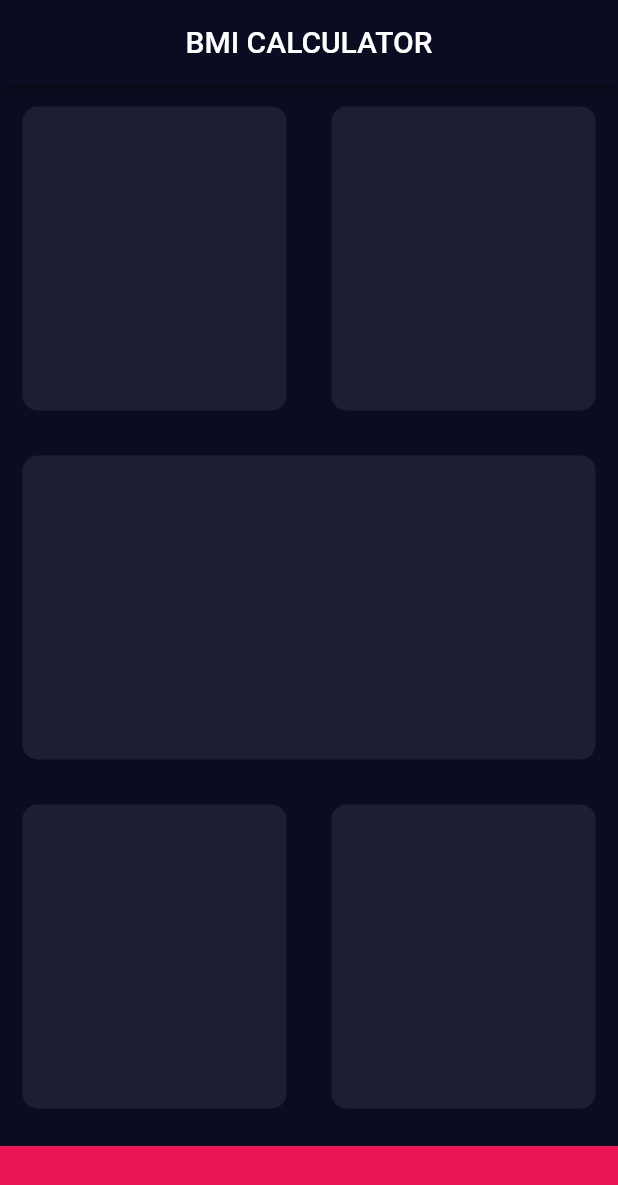
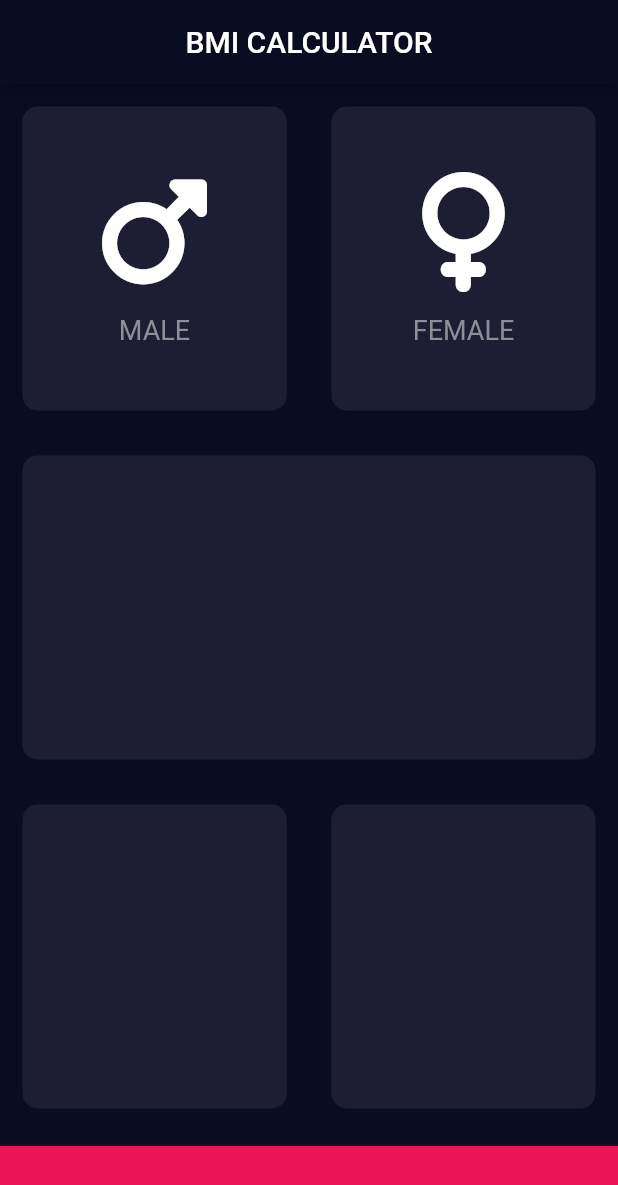
Before and after one commit to Z1Ranger/BMI-Calculator, a Flutter app: the screen it shows after launch, on a phone screen of 412 x 824 dp. Shown: the top 1185 px of the screen. Run offline on Flutter 3.47's test engine with Material 2 defaults, Android fonts, the phone set to English and light mode, and no system bars; our stand-ins replace font_awesome_flutter.

```diff
--- a/lib/input_page.dart
+++ b/lib/input_page.dart
@@ -1,4 +1,5 @@
 import 'package:flutter/material.dart';
+import 'package:font_awesome_flutter/font_awesome_flutter.dart';
 
 const double bottomContainerHeight = 60;
 const activeColour = Color(0xFF1D1E33);
@@ -25,11 +26,15 @@ class _InputPageState extends State<InputPage> {
                 Expanded(
                   child: BasicCard(
                     color: activeColour,
+                    cardChild:
+                        CustomIcon(icon: FontAwesomeIcons.mars, text: 'MALE'),
                   ),
                 ),
                 Expanded(
                   child: BasicCard(
                     color: activeColour,
+                    cardChild: CustomIcon(
+                        icon: FontAwesomeIcons.venus, text: 'FEMALE'),
                   ),
                 ),
               ],
@@ -68,14 +73,46 @@ class _InputPageState extends State<InputPage> {
   }
 }
 
+class CustomIcon extends StatelessWidget {
+  CustomIcon({@required this.icon, @required this.text});
+
+  final icon;
+  final String text;
+
+  @override
+  Widget build(BuildContext context) {
+    return Column(
+      mainAxisAlignment: MainAxisAlignment.center,
+      children: <Widget>[
+        Icon(
+          icon,
+          size: 80,
+        ),
+        SizedBox(
+          height: 15,
+        ),
+        Text(
+          text,
+          style: TextStyle(
+            fontSize: 18,
+            color: Color(0xFF8D8E98),
+          ),
+        ),
+      ],
+    );
+  }
+}
+
 class BasicCard extends StatelessWidget {
-  BasicCard({@required this.color});
+  BasicCard({@required this.color, this.cardChild});
 
   final Color color;
+  final Widget cardChild;
 
   @override
   Widget build(BuildContext context) {
     return Container(
+      child: cardChild,
       decoration: BoxDecoration(
         color: color,
         borderRadius: BorderRadius.circular(10),
```
